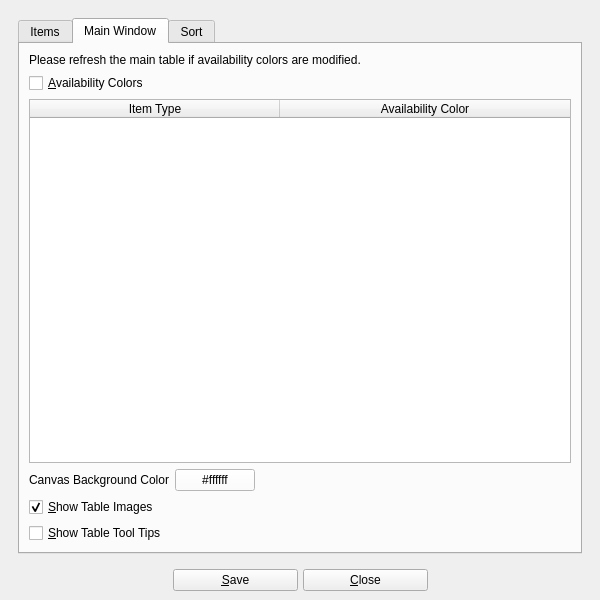
Old version of the form UI/biblioteq_otheroptions.ui in the repository textbrowser/biblioteq.
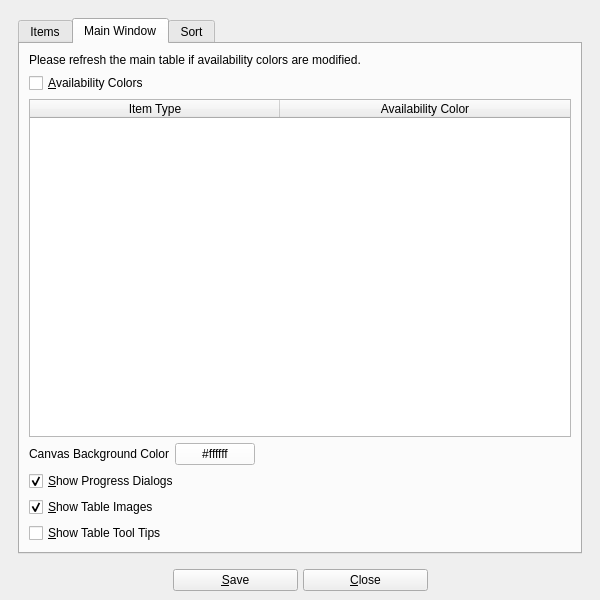
New version of the form. The open tabs and pages were chosen to show the change. Icons and pictures are not drawn.

Commit message: New Show Progress Dialogs option.

```diff
--- a/UI/biblioteq_otheroptions.ui
+++ b/UI/biblioteq_otheroptions.ui
@@ -191,6 +191,16 @@
               </item>
              </layout>
             </item>
+            <item>
+             <widget class="QCheckBox" name="show_maintable_progress_dialogs">
+              <property name="text">
+               <string>&amp;Show Progress Dialogs</string>
+              </property>
+              <property name="checked">
+               <bool>true</bool>
+              </property>
+             </widget>
+            </item>
             <item>
              <widget class="QCheckBox" name="show_maintable_images">
               <property name="toolTip">
```
Left out of the diff: 3 changed lines with no effect on the pictures. The commit also changes 8 other files.
